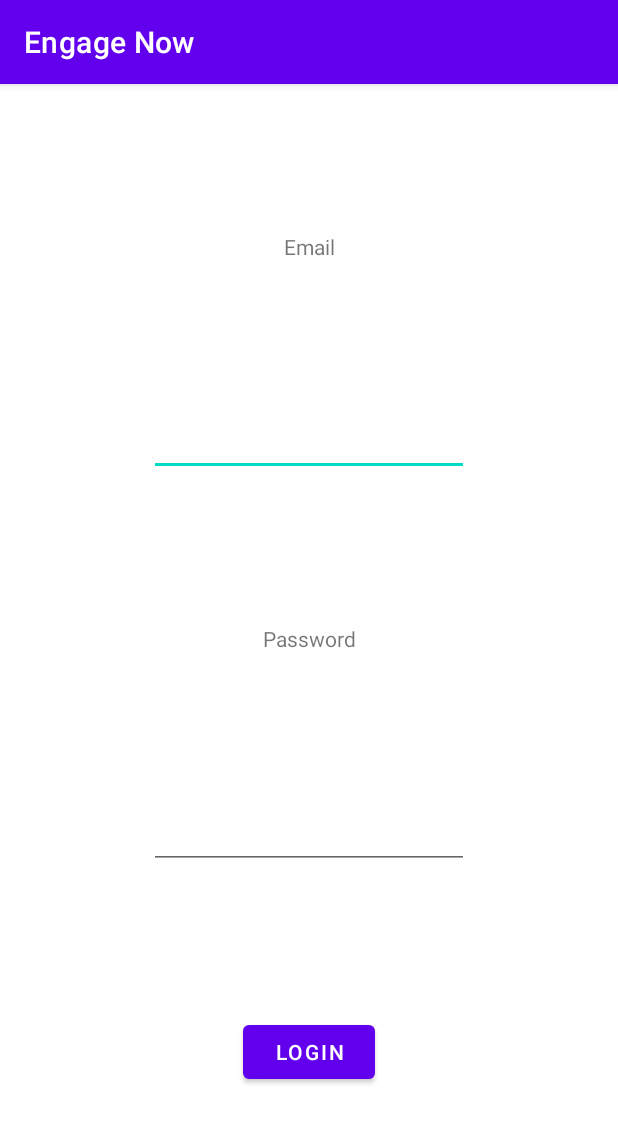
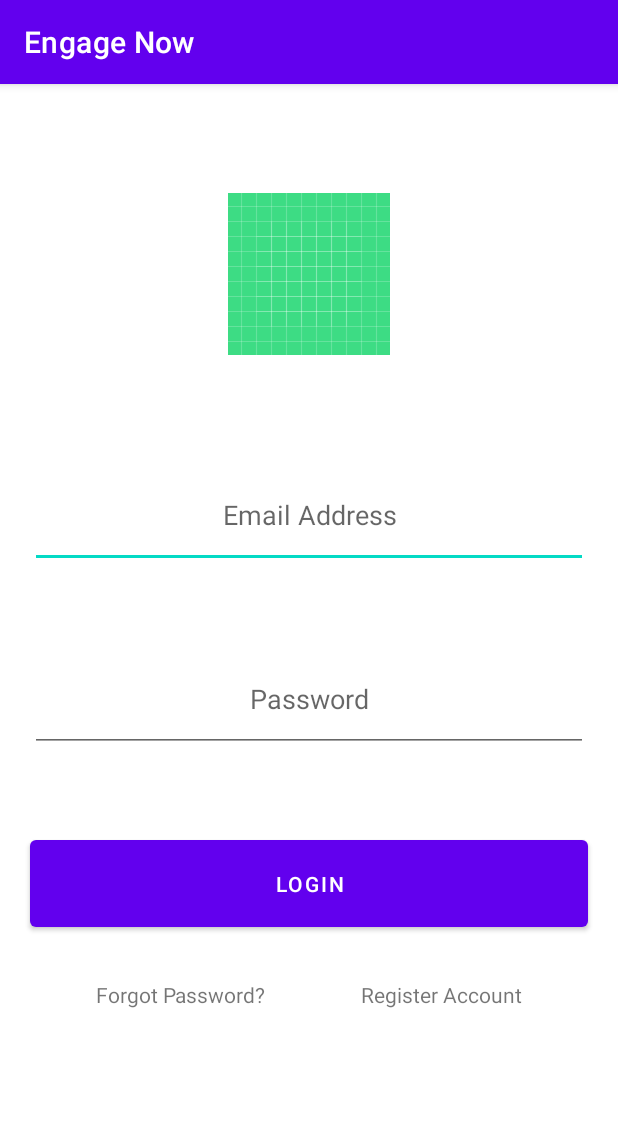
Before and after one commit to brennandoubt/EngageNow, an Android app: the SignIn screen opened directly, with no data from a screen before it, on a phone screen of 412 x 824 dp. Shown: the top 1123 px of the screen. Run offline under Robolectric (Android 15) with nearby library versions, the phone set to English and light mode, and no system bars.

Commit message:
Updated the UI for the sign up page

```diff
--- a/app/src/main/java/edu/fandm/engagenow/SignIn.java
+++ b/app/src/main/java/edu/fandm/engagenow/SignIn.java
@@ -11,4 +11,6 @@ public class SignIn extends AppCompatActivity {
         super.onCreate(savedInstanceState);
         setContentView(R.layout.activity_sign_in);
     }
+
+
 }
--- a/app/src/main/res/layout/activity_sign_in.xml
+++ b/app/src/main/res/layout/activity_sign_in.xml
@@ -7,56 +7,81 @@
     tools:context=".SignIn">
 
 
-    <TextView
-        android:id="@+id/tv_email"
+    <EditText
+        android:id="@+id/et_emailAddress"
+        android:layout_width="match_parent"
+        android:layout_height="70dp"
+        android:layout_marginLeft="20dp"
+        android:layout_marginTop="200dp"
+        android:layout_marginRight="20dp"
+        android:ems="10"
+        android:gravity="center"
+        android:hint="Email Address"
+        android:inputType="textEmailAddress"
+        app:layout_constraintBottom_toTopOf="@id/et_password"
+        app:layout_constraintEnd_toEndOf="parent"
+        app:layout_constraintStart_toStartOf="parent"
+        app:layout_constraintTop_toTopOf="parent" />
+
+    <EditText
+        android:id="@+id/et_password"
+        android:layout_width="match_parent"
+        android:layout_height="70dp"
+        android:layout_marginLeft="20dp"
+        android:layout_marginRight="20dp"
+        android:ems="10"
+        android:gravity="center"
+        android:hint="Password"
+        android:inputType="textPassword"
+        app:layout_constraintBottom_toTopOf="@+id/logInBtn"
+        app:layout_constraintEnd_toEndOf="parent"
+        app:layout_constraintStart_toStartOf="parent"
+        app:layout_constraintTop_toBottomOf="@+id/et_emailAddress"
+        app:layout_constraintVertical_bias="1.0" />
+
+    <Button
+        android:id="@+id/logInBtn"
+        android:layout_width="match_parent"
+        android:layout_height="70dp"
+        android:layout_marginLeft="20dp"
+        android:layout_marginRight="20dp"
+        android:layout_marginBottom="200dp"
+        android:text="Login"
+        app:layout_constraintBottom_toBottomOf="parent"
+        app:layout_constraintEnd_toEndOf="parent"
+        app:layout_constraintHorizontal_bias="1.0"
+        app:layout_constraintStart_toStartOf="parent" />
+
+    <ImageView
+        android:id="@+id/img_logo"
         android:layout_width="wrap_content"
         android:layout_height="wrap_content"
-        android:text="Email"
-        app:layout_constraintBottom_toTopOf="@+id/et_email"
+        app:layout_constraintBottom_toTopOf="@+id/et_emailAddress"
         app:layout_constraintEnd_toEndOf="parent"
         app:layout_constraintStart_toStartOf="parent"
         app:layout_constraintTop_toTopOf="parent"
-        app:layout_constraintVertical_chainStyle="spread" />
+        app:srcCompat="@drawable/ic_launcher_background" />
 
-    <EditText
-        android:id="@+id/et_email"
+    <TextView
+        android:id="@+id/btn_forgotPassword"
         android:layout_width="wrap_content"
         android:layout_height="wrap_content"
-        android:ems="10"
-        android:inputType="textEmailAddress"
-        app:layout_constraintBottom_toTopOf="@+id/tv_password"
-        app:layout_constraintEnd_toEndOf="parent"
+        android:text="Forgot Password?"
+        app:layout_constraintBottom_toBottomOf="parent"
+        app:layout_constraintEnd_toStartOf="@+id/btn_signUp"
         app:layout_constraintStart_toStartOf="parent"
-        app:layout_constraintTop_toBottomOf="@+id/tv_email" />
+        app:layout_constraintTop_toBottomOf="@+id/logInBtn"
+        app:layout_constraintVertical_bias="0.162" />
 
     <TextView
-        android:id="@+id/tv_password"
+        android:id="@+id/btn_signUp"
         android:layout_width="wrap_content"
         android:layout_height="wrap_content"
-        android:text="Password"
-        app:layout_constraintBottom_toTopOf="@+id/et_password"
-        app:layout_constraintEnd_toEndOf="parent"
-        app:layout_constraintStart_toStartOf="parent"
-        app:layout_constraintTop_toBottomOf="@+id/et_email" />
-
-    <EditText
-        android:id="@+id/et_password"
-        android:layout_width="wrap_content"
-        android:layout_height="wrap_content"
-        android:ems="10"
-        android:inputType="textPassword"
-        app:layout_constraintBottom_toTopOf="@+id/btn_signIn"
-        app:layout_constraintEnd_toEndOf="parent"
-        app:layout_constraintStart_toStartOf="parent"
-        app:layout_constraintTop_toBottomOf="@+id/tv_password" />
-
-    <Button
-        android:id="@+id/btn_signIn"
-        android:layout_width="wrap_content"
-        android:layout_height="wrap_content"
-        android:text="LOGIN"
+        android:text="Register Account"
         app:layout_constraintBottom_toBottomOf="parent"
         app:layout_constraintEnd_toEndOf="parent"
-        app:layout_constraintStart_toStartOf="parent"
-        app:layout_constraintTop_toBottomOf="@+id/et_password" />
+        app:layout_constraintStart_toEndOf="@+id/btn_forgotPassword"
+        app:layout_constraintTop_toBottomOf="@+id/logInBtn"
+        app:layout_constraintVertical_bias="0.162" />
+
 </androidx.constraintlayout.widget.ConstraintLayout>
```
